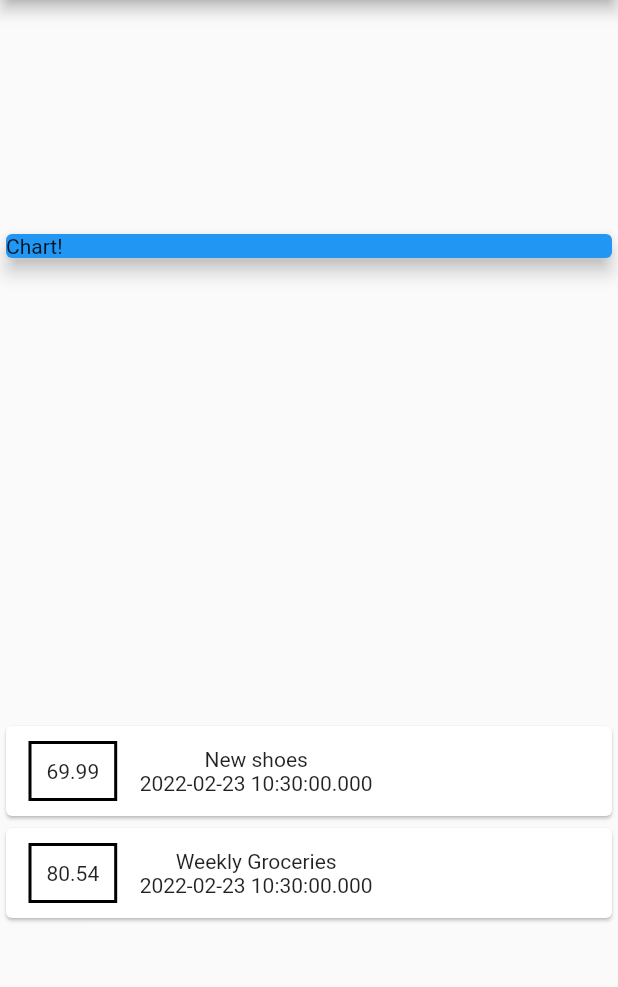
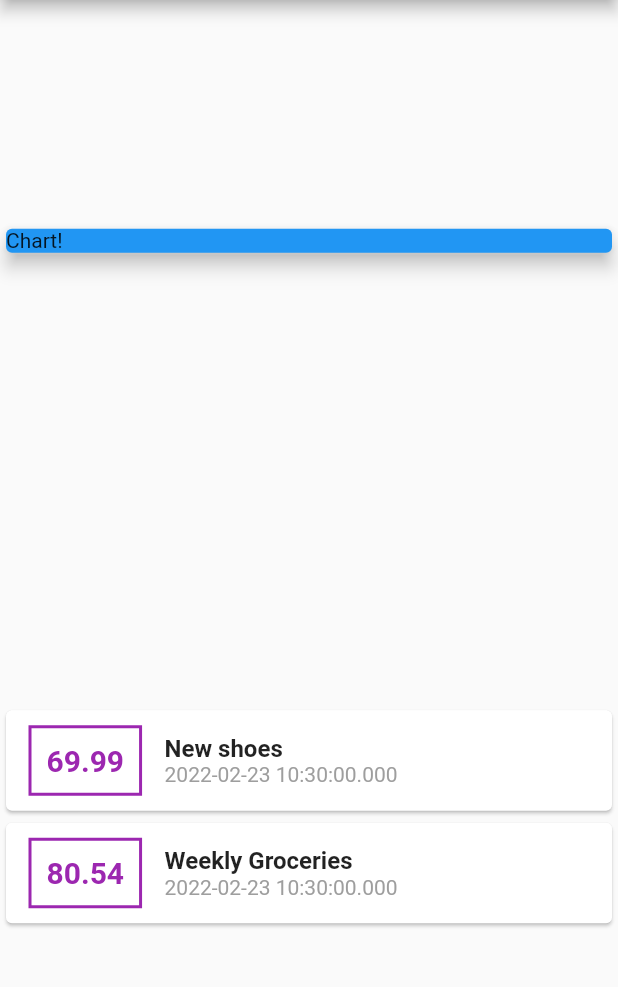
Before and after one commit to JulienMalcouronne/expense_tracker_flutter, a Flutter app: the screen it shows after launch, on a phone screen of 412 x 824 dp, the part 84-1071 px from its top. Run offline on Flutter 3.47's test engine with Material 2 defaults, Android fonts, the phone set to English and light mode, and no system bars.

Commit message:
added style on transactions

```diff
--- a/lib/main.dart
+++ b/lib/main.dart
@@ -59,21 +59,29 @@ class MyHomePage extends StatelessWidget {
                       ),
                       decoration: BoxDecoration(
                         border: Border.all(
-                          color: Colors.black,
+                          color: Colors.purple,
                           width: 2,
                         ),
                       ),
                       padding: EdgeInsets.all(10),
                       child: Text(
                         transaction.amount.toString(),
+                        style: TextStyle(
+                            fontWeight: FontWeight.bold,
+                            fontSize: 20,
+                            color: Colors.purple),
                       ),
                     ),
                     Column(
+                      crossAxisAlignment: CrossAxisAlignment.start,
                       children: <Widget>[
-                        Text(transaction.title),
                         Text(
-                          transaction.date.toString(),
+                          transaction.title,
+                          style: TextStyle(
+                              fontSize: 16, fontWeight: FontWeight.bold),
                         ),
+                        Text(transaction.date.toString(),
+                            style: TextStyle(color: Colors.grey)),
                       ],
                     ),
                   ],
```
